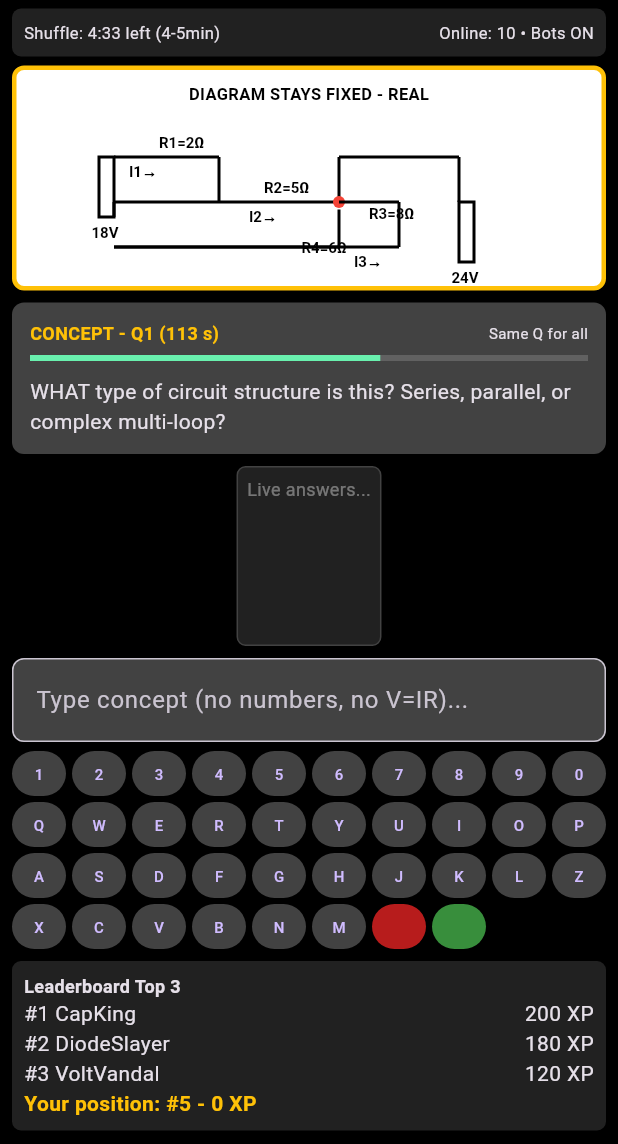
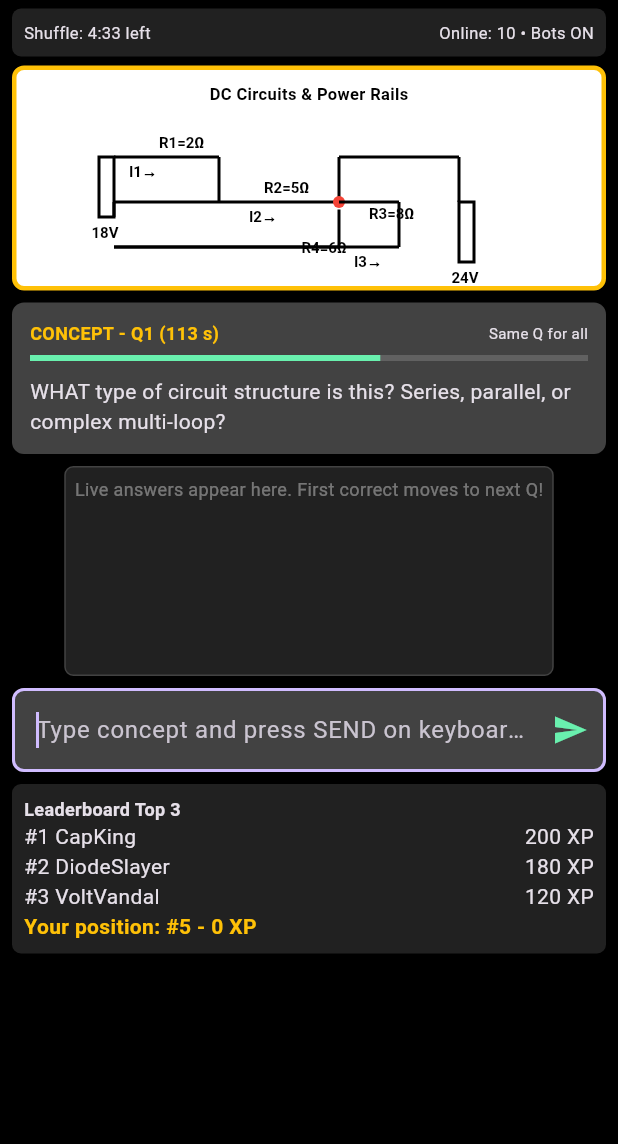
Before and after one commit to Equinoxant2026/Equinoxant, a Flutter app: the screen it shows after launch, on a phone screen of 412 x 824 dp, the part 92-1236 px from its top. Run offline on Flutter 3.47's test engine with Material 3 defaults, Android fonts, the phone set to English and light mode, and no system bars.

Commit message:
Implement ZisoTriviaScreen with trivia logic
Added ZisoTriviaScreen class with question handling and UI updates. Implemented timers and leaderboard functionality.

```diff
--- a/lib/main.dart
+++ b/lib/main.dart
@@ -14,6 +14,8 @@ class FeedItem { final String user; final String text; final bool correct; final
 class UserScore { String name; int score; UserScore(this.name,this.score); }
 class Question { final String type; final String text; final List<String> mustContain; Question(this.type,this.text,this.mustContain); }
 class SpeedQ { final String type; final String q; final String a; final List<String>? options; SpeedQ(this.type,this.q,this.a,[this.options]); }
+
+class ZisoTriviaScreen extends StatefulWidget { const ZisoTriviaScreen({super.key}); @override State<ZisoTriviaScreen> createState()=>_ZisoTriviaScreenState(); }
 
 class _ZisoTriviaScreenState extends State<ZisoTriviaScreen> {
   final topics = ["DC Circuits & Power Rails", "MOSFETs & VRM Section", "SMPS & TV Power Board", "T-Con & LVDS Cable", "Battery Charging"];
@@ -43,8 +45,10 @@ class _ZisoTriviaScreenState extends State<ZisoTriviaScreen> {
   String phase='concept';
   List<FeedItem> feed=[];
   TextEditingController inputCtrl=TextEditingController();
+  FocusNode inputFocus = FocusNode();
   List<UserScore> leaderboard=[UserScore("You",0),UserScore("VoltVandal",120),UserScore("SolderSista",90),UserScore("CapKing",200),UserScore("DiodeSlayer",180)];
   Timer? topicTimer, questionTimer;
+  bool questionLocked = false; // prevents multiple corrects
 
   @override void initState(){super.initState(); _startTopicTimer(); _startQuestionTimer();}
   int _getRandomTime()=>Random().nextInt(60)+240;
@@ -54,81 +58,133 @@ class _ZisoTriviaScreenState extends State<ZisoTriviaScreen> {
   SpeedQ get currentSpeedQ=>speedQuestions[qIndex%speedQuestions.length];
   bool _realAICheck(String a, Question q){String ans=a.toLowerCase();if(ans.length<8)return false;int m=q.mustContain.where((k)=>ans.contains(k)).length;return m>=1;}
 
-  void _startTopicTimer(){topicTimer?.cancel();topicTimer=Timer.periodic(const Duration(seconds:1),(t){setState((){if(topicTimeLeft<=1){topicIndex=_getRandomTopic(topicIndex);qIndex=0;phase='concept';feed=[];timer=120;topicTimeLeft=_getRandomTime();}else topicTimeLeft--;});});}
-  void _startQuestionTimer(){questionTimer?.cancel();questionTimer=Timer.periodic(const Duration(seconds:1),(t){setState((){if(timer<=1){if(phase=='concept'&&qIndex>=9){phase='speed';qIndex=0;timer=7;_triggerBot();return;}if(phase=='speed'){qIndex++;timer=7;}else{qIndex++;var next=conceptQuestions[qIndex%conceptQuestions.length];timer=next.type=='short'?90:next.type=='medium'?120:180;}_triggerBot();}else{timer--;if(phase=='speed'&&timer>7)timer=7;}});});}
-  void _triggerBot(){if(!botsEnabled||phase!='concept')return;Future.delayed(Duration(milliseconds:2000+Random().nextInt(2000)),(){if(!mounted)return;bool ok=Random().nextDouble()<0.666;String name=botNames[Random().nextInt(botNames.length)];bool first=!feed.any((f)=>f.firstGreen);setState((){feed.add(FeedItem(name,ok?"Conceptually, ${currentConceptQ.mustContain.first} - currents split":"Maybe series?",ok,ok&&first));if(ok)leaderboard.firstWhere((u)=>u.name==name).score+=10;});});}
-  void submitAnswer(){if(inputCtrl.text.trim().isEmpty)return;bool ok=phase=='concept'?_realAICheck(inputCtrl.text,currentConceptQ):inputCtrl.text.toLowerCase().trim()==currentSpeedQ.a.toLowerCase();bool first=ok&&!feed.any((f)=>f.firstGreen);setState((){feed.add(FeedItem("You",inputCtrl.text,ok,first,feedback:ok?feedbackCorrect[Random().nextInt(feedbackCorrect.length)]:"wrong!"));if(ok){myScore+=first?20:10;leaderboard.firstWhere((u)=>u.name=="You").score+=first?20:10;}});inputCtrl.clear();}
-  @override void dispose(){topicTimer?.cancel();questionTimer?.cancel();super.dispose();}
+  void _startTopicTimer(){topicTimer?.cancel();topicTimer=Timer.periodic(const Duration(seconds:1),(t){setState((){if(topicTimeLeft<=1){topicIndex=_getRandomTopic(topicIndex);qIndex=0;phase='concept';feed=[];timer=120;topicTimeLeft=_getRandomTime();questionLocked=false;}else topicTimeLeft--;});});}
+
+  void _startQuestionTimer(){questionTimer?.cancel();questionTimer=Timer.periodic(const Duration(seconds:1),(t){setState((){if(questionLocked) return; if(timer<=1){_goNextQuestion();}else{timer--;if(phase=='speed'&&timer>7)timer=7;}});});}
+
+  void _goNextQuestion() {
+    if (questionLocked) return;
+    setState(() {
+      if (phase=='concept' && qIndex>=9) { phase='speed'; qIndex=0; timer=7; }
+      else if (phase=='speed') { qIndex++; timer=7; }
+      else { qIndex++; var next=conceptQuestions[qIndex%conceptQuestions.length]; timer=next.type=='short'?90:next.type=='medium'?120:180; }
+      questionLocked = false;
+    });
+    _triggerBot();
+  }
+
+  void _triggerBot(){
+    if(!botsEnabled||phase!='concept'||questionLocked) return;
+    Future.delayed(Duration(milliseconds:2000+Random().nextInt(3000)),(){
+      if(!mounted||questionLocked) return;
+      bool ok=Random().nextDouble()<0.666;
+      String name=botNames[Random().nextInt(botNames.length)];
+      if (ok &&!questionLocked) {
+        bool first=!feed.any((f)=>f.firstGreen);
+        setState(() {
+          feed.add(FeedItem(name,"Conceptually, ${currentConceptQ.mustContain.first} - currents split",true,first, feedback: first? "FIRST! → Next Q in 1.5s" : feedbackCorrect[0]));
+          leaderboard.firstWhere((u)=>u.name==name).score+= first?20:10;
+          questionLocked = true;
+        });
+        Future.delayed(const Duration(milliseconds: 1500), () {
+          if (!mounted) return;
+          setState(() { feed=[]; });
+          _goNextQuestion();
+        });
+      } else {
+        setState(() { feed.add(FeedItem(name,"Maybe it's series?",false,false,feedback:"wrong!")); });
+      }
+    });
+  }
+
+  void submitAnswer(){
+    if(inputCtrl.text.trim().isEmpty || questionLocked) return;
+    bool ok=phase=='concept'?_realAICheck(inputCtrl.text,currentConceptQ):inputCtrl.text.toLowerCase().trim()==currentSpeedQ.a.toLowerCase();
+    if (ok) {
+      bool first=!feed.any((f)=>f.firstGreen);
+      setState(() {
+        feed.add(FeedItem("You",inputCtrl.text,true,first,feedback: first? "YOU FIRST! → Next Q in 1.5s" : feedbackCorrect[Random().nextInt(feedbackCorrect.length)]));
+        myScore+=first?20:10;
+        leaderboard.firstWhere((u)=>u.name=="You").score+=first?20:10;
+        questionLocked = true;
+      });
+      inputCtrl.clear();
+      // Move to next question after 1.5 sec for everyone to see who won
+      Future.delayed(const Duration(milliseconds: 1500), () {
+        if (!mounted) return;
+        setState(() { feed=[]; });
+        _goNextQuestion();
+      });
+    } else {
+      setState(() {
+        feed.add(FeedItem("You",inputCtrl.text,false,false,feedback:"wrong!"));
+      });
+      inputCtrl.clear();
+    }
+  }
+
+  @override void dispose(){topicTimer?.cancel();questionTimer?.cancel();inputFocus.dispose();super.dispose();}
 
   Widget _buildDiagram() {
-    // REAL DIAGRAM - changes with topicIndex
-    if (topicIndex==0) {
-      return CustomPaint(size: const Size(320, 110), painter: CircuitPainter1());
-    } else if (topicIndex==1) {
-      return CustomPaint(size: const Size(320, 110), painter: MosfetPainter());
-    } else if (topicIndex==2) {
-      return CustomPaint(size: const Size(320, 110), painter: SmpsPainter());
-    } else {
-      return CustomPaint(size: const Size(320, 110), painter: CircuitPainter1());
-    }
+    if (topicIndex==0) return CustomPaint(size: const Size(320, 110), painter: CircuitPainter1());
+    else if (topicIndex==1) return CustomPaint(size: const Size(320, 110), painter: MosfetPainter());
+    else return CustomPaint(size: const Size(320, 110), painter: SmpsPainter());
   }
 
   @override Widget build(BuildContext context){
     var sorted=[...leaderboard]..sort((a,b)=>b.score.compareTo(a.score));
     String qText=phase=='concept'?currentConceptQ.text:currentSpeedQ.q;
     double prog=phase=='speed'?timer/7:timer/180;
-    var keys="1234567890QWERTYUIOPASDFGHJKLZXCVBNM".split("");
     return Scaffold(backgroundColor: Colors.black, body: SafeArea(child: SingleChildScrollView(padding: const EdgeInsets.all(8), child: Column(children:[
       Container(padding: const EdgeInsets.all(12), decoration: BoxDecoration(gradient: const LinearGradient(colors: [Color(0xFF6A1B9A),Color(0xFF283593)]), borderRadius: BorderRadius.circular(8)), child: Row(mainAxisAlignment: MainAxisAlignment.spaceBetween, children:[const Text("Ziso Trivia",style:TextStyle(fontWeight:FontWeight.w900,fontSize:20)), Text("NQF 5 • ${topics[topicIndex]}",style: const TextStyle(fontSize:10))])),
       const SizedBox(height:6),
-      Container(padding: const EdgeInsets.all(8), decoration: BoxDecoration(color: const Color(0xFF212121), borderRadius: BorderRadius.circular(6)), child: Row(mainAxisAlignment: MainAxisAlignment.spaceBetween, children:[Text("Shuffle: ${topicTimeLeft~/60}:${(topicTimeLeft%60).toString().padLeft(2,'0')} left (4-5min)",style: const TextStyle(fontSize:11)), Text("Online: $onlineUsers ${botsEnabled?'• Bots ON':'• Bots OFF'}",style: const TextStyle(fontSize:11))])),
+      Container(padding: const EdgeInsets.all(8), decoration: BoxDecoration(color: const Color(0xFF212121), borderRadius: BorderRadius.circular(6)), child: Row(mainAxisAlignment: MainAxisAlignment.spaceBetween, children:[Text("Shuffle: ${topicTimeLeft~/60}:${(topicTimeLeft%60).toString().padLeft(2,'0')} left",style: const TextStyle(fontSize:11)), Text("Online: $onlineUsers ${botsEnabled?'• Bots ON':'• Bots OFF'}",style: const TextStyle(fontSize:11))])),
       const SizedBox(height:6),
-      Container(height: 150, width: double.infinity, padding: const EdgeInsets.all(8), decoration: BoxDecoration(color: Colors.white, borderRadius: BorderRadius.circular(8), border: Border.all(color: Colors.amber,width:3)), child: Column(children:[const Text("DIAGRAM STAYS FIXED - REAL",style:TextStyle(color:Colors.black,fontWeight:FontWeight.bold,fontSize:11)), const SizedBox(height:4), Expanded(child: _buildDiagram())])),
+      Container(height: 150, width: double.infinity, padding: const EdgeInsets.all(8), decoration: BoxDecoration(color: Colors.white, borderRadius: BorderRadius.circular(8), border: Border.all(color: Colors.amber,width:3)), child: Column(children:[Text(topics[topicIndex],style: const TextStyle(color:Colors.black,fontWeight:FontWeight.bold,fontSize:11)), const SizedBox(height:4), Expanded(child: _buildDiagram())])),
       const SizedBox(height:8),
-      Container(padding: const EdgeInsets.all(12), decoration: BoxDecoration(color: const Color(0xFF424242), borderRadius: BorderRadius.circular(8)), child: Column(crossAxisAlignment: CrossAxisAlignment.start, children:[Row(mainAxisAlignment: MainAxisAlignment.spaceBetween, children:[Text("${phase.toUpperCase()} - Q${qIndex+1} ${phase=='speed'?'(7s ONLY!)':'($timer s)'}",style: const TextStyle(color:Colors.amber,fontWeight:FontWeight.bold,fontSize:12)), const Text("Same Q for all",style:TextStyle(fontSize:10))]), const SizedBox(height:6), LinearProgressIndicator(value: prog.clamp(0,1), backgroundColor: Colors.grey[700], color: Colors.greenAccent), const SizedBox(height:10), Text(qText,style: const TextStyle(fontSize:14))])),
+      Container(padding: const EdgeInsets.all(12), decoration: BoxDecoration(color: const Color(0xFF424242), borderRadius: BorderRadius.circular(8)), child: Column(crossAxisAlignment: CrossAxisAlignment.start, children:[Row(mainAxisAlignment: MainAxisAlignment.spaceBetween, children:[Text("${phase.toUpperCase()} - Q${qIndex+1} ${phase=='speed'?'(7s ONLY!)':'($timer s)'} ${questionLocked?'• LOCKED - Next Q...' : ''}",style: const TextStyle(color:Colors.amber,fontWeight:FontWeight.bold,fontSize:12)), const Text("Same Q for all",style:TextStyle(fontSize:10))]), const SizedBox(height:6), LinearProgressIndicator(value: prog.clamp(0,1), backgroundColor: Colors.grey[700], color: questionLocked? Colors.orange : Colors.greenAccent), const SizedBox(height:10), Text(qText,style: const TextStyle(fontSize:14))])),
       const SizedBox(height:8),
-      Container(height: 120, padding: const EdgeInsets.all(6), decoration: BoxDecoration(color: const Color(0xFF212121), borderRadius: BorderRadius.circular(6), border: Border.all(color: Colors.grey.shade800)), child: feed.isEmpty? const Text("Live answers...",style:TextStyle(color:Colors.white38,fontSize:12)) : ListView.builder(itemCount: feed.length, itemBuilder: (c,i){var f=feed[i];return Container(margin: const EdgeInsets.only(bottom:4), padding: const EdgeInsets.all(4), decoration: BoxDecoration(color: f.firstGreen?Colors.green[700]:f.correct?const Color(0xFF424242):Colors.transparent, borderRadius: BorderRadius.circular(4)), child: Text("${f.user}: ${f.text} ${f.feedback!=null?'→ ${f.feedback}':''}",style:TextStyle(fontSize:12,color: f.firstGreen?Colors.white: f.correct?Colors.white:Colors.redAccent)));})),
+      Container(height: 140, padding: const EdgeInsets.all(6), decoration: BoxDecoration(color: const Color(0xFF212121), borderRadius: BorderRadius.circular(6), border: Border.all(color: Colors.grey.shade800)), child: feed.isEmpty? const Text("Live answers appear here. First correct moves to next Q!",style:TextStyle(color:Colors.white38,fontSize:12)) : ListView.builder(itemCount: feed.length, itemBuilder: (c,i){var f=feed[i];return Container(margin: const EdgeInsets.only(bottom:4), padding: const EdgeInsets.all(4), decoration: BoxDecoration(color: f.firstGreen?Colors.green[700]:f.correct?const Color(0xFF424242):Colors.transparent, borderRadius: BorderRadius.circular(4)), child: Text("${f.user}: ${f.text} ${f.feedback!=null?'→ ${f.feedback}':''} ${f.firstGreen?'[WINNER!]':''}",style:TextStyle(fontSize:12,color: f.firstGreen?Colors.white: f.correct?Colors.white:Colors.redAccent, fontWeight: f.firstGreen? FontWeight.bold : FontWeight.normal)));})),
       const SizedBox(height:8),
-      TextField(controller: inputCtrl, enableSuggestions: false, autocorrect: false, style: const TextStyle(color:Colors.white), decoration: InputDecoration(hintText: "Type concept (no numbers, no V=IR)...", filled: true, fillColor: const Color(0xFF424242), border: OutlineInputBorder(borderRadius: BorderRadius.circular(8)))),
-      const SizedBox(height:6),
-      GridView.builder(shrinkWrap: true, physics: const NeverScrollableScrollPhysics(), gridDelegate: const SliverGridDelegateWithFixedCrossAxisCount(crossAxisCount: 10, crossAxisSpacing: 4, mainAxisSpacing: 4, childAspectRatio: 1.2), itemCount: keys.length+2, itemBuilder: (c,i){if(i<keys.length)return ElevatedButton(style: ElevatedButton.styleFrom(padding: EdgeInsets.zero, backgroundColor: const Color(0xFF424242)), onPressed: ()=>setState(()=>inputCtrl.text+=keys[i]), child: Text(keys[i],style: const TextStyle(fontSize:10)));else if(i==keys.length)return ElevatedButton(style: ElevatedButton.styleFrom(backgroundColor: Colors.red[900]), onPressed: ()=>setState(()=>inputCtrl.text=inputCtrl.text.isNotEmpty?inputCtrl.text.substring(0,inputCtrl.text.length-1):""), child: const Text("DEL",style:TextStyle(fontSize:10)));else return ElevatedButton(style: ElevatedButton.styleFrom(backgroundColor: Colors.green[700]), onPressed: submitAnswer, child: const Text("SEND",style:TextStyle(fontSize:10)));}),
+      // PHONE KEYBOARD NOW
+      TextField(
+        controller: inputCtrl,
+        focusNode: inputFocus,
+        autofocus: true,
+        enableSuggestions: true,
+        autocorrect: true,
+        textInputAction: TextInputAction.send,
+        onSubmitted: (v)=>submitAnswer(),
+        style: const TextStyle(color:Colors.white),
+        decoration: InputDecoration(
+          hintText: "Type concept and press SEND on keyboard...",
+          filled: true,
+          fillColor: const Color(0xFF424242),
+          border: OutlineInputBorder(borderRadius: BorderRadius.circular(8)),
+          suffixIcon: IconButton(icon: const Icon(Icons.send, color: Colors.greenAccent), onPressed: submitAnswer)
+        )
+      ),
       const SizedBox(height:8),
       Container(width: double.infinity, padding: const EdgeInsets.all(8), decoration: BoxDecoration(color: const Color(0xFF212121), borderRadius: BorderRadius.circular(6)), child: Column(crossAxisAlignment: CrossAxisAlignment.start, children:[const Text("Leaderboard Top 3",style:TextStyle(fontWeight:FontWeight.bold,fontSize:12)),...sorted.take(3).map((u)=>Row(mainAxisAlignment: MainAxisAlignment.spaceBetween, children:[Text("#${sorted.indexOf(u)+1} ${u.name}"), Text("${u.score} XP")])), Text("Your position: #${sorted.indexWhere((u)=>u.name=='You')+1} - $myScore XP",style: const TextStyle(color:Colors.amber,fontWeight:FontWeight.bold))]))
     ]))));
   }
 }
 
-// --- REAL CIRCUIT PAINTERS ---
-
 class CircuitPainter1 extends CustomPainter {
   @override void paint(Canvas canvas, Size size) {
     var paint = Paint()..color=Colors.black..strokeWidth=2..style=PaintingStyle.stroke;
     var textPainter = (String t, Offset o){var tp=TextPainter(text:TextSpan(text:t,style:const TextStyle(color:Colors.black,fontSize:10,fontWeight:FontWeight.bold)), textDirection:TextDirection.ltr);tp.layout();tp.paint(canvas,o);};
-    // 18V Battery left
-    canvas.drawRect(const Rect.fromLTWH(20, 30, 10, 40), paint);
-    textPainter("18V", const Offset(15, 75));
-    // 24V Battery right bottom
-    canvas.drawRect(const Rect.fromLTWH(260, 60, 10, 40), paint);
-    textPainter("24V", const Offset(255, 105));
-    // Wires + Resistors R1,R2,R3,R4
+    canvas.drawRect(const Rect.fromLTWH(20, 30, 10, 40), paint); textPainter("18V", const Offset(15, 75));
+    canvas.drawRect(const Rect.fromLTWH(260, 60, 10, 40), paint); textPainter("24V", const Offset(255, 105));
     canvas.drawLine(const Offset(30,30), const Offset(100,30), paint); textPainter("R1=2Ω", const Offset(60,15));
-    canvas.drawLine(const Offset(100,30), const Offset(100,60), paint);
-    canvas.drawLine(const Offset(100,60), const Offset(30,60), paint);
-    canvas.drawLine(const Offset(30,60), const Offset(30,70), paint);
+    canvas.drawLine(const Offset(100,30), const Offset(100,60), paint); canvas.drawLine(const Offset(100,60), const Offset(30,60), paint); canvas.drawLine(const Offset(30,60), const Offset(30,70), paint);
     canvas.drawLine(const Offset(100,60), const Offset(180,60), paint); textPainter("R2=5Ω", const Offset(130,45));
-    canvas.drawLine(const Offset(180,60), const Offset(180,30), paint);
-    canvas.drawLine(const Offset(180,30), const Offset(260,30), paint);
-    canvas.drawLine(const Offset(260,30), const Offset(260,60), paint);
-    // Junction at 180,60
+    canvas.drawLine(const Offset(180,60), const Offset(180,30), paint); canvas.drawLine(const Offset(180,30), const Offset(260,30), paint); canvas.drawLine(const Offset(260,30), const Offset(260,60), paint);
     canvas.drawCircle(const Offset(180,60), 4, Paint()..color=Colors.red);
-    // R3 branch
     canvas.drawLine(const Offset(180,60), const Offset(220,60), paint); textPainter("R3=8Ω", const Offset(200,62));
-    canvas.drawLine(const Offset(220,60), const Offset(220,90), paint);
-    canvas.drawLine(const Offset(220,90), const Offset(30,90), paint);
-    // R4 branch
+    canvas.drawLine(const Offset(220,60), const Offset(220,90), paint); canvas.drawLine(const Offset(220,90), const Offset(30,90), paint);
     canvas.drawLine(const Offset(180,65), const Offset(180,90), paint); textPainter("R4=6Ω", const Offset(155,85));
     canvas.drawLine(const Offset(180,90), const Offset(30,90), paint);
-    // Arrows I1,I2,I3
     textPainter("I1→", const Offset(40,32)); textPainter("I2→", const Offset(120,62)); textPainter("I3→", const Offset(190,92));
   }
   @override bool shouldRepaint(covariant CustomPainter oldDelegate)=>false;
@@ -140,8 +196,7 @@ class MosfetPainter extends CustomPainter {
     canvas.drawRect(const Rect.fromLTWH(40,20,60,50), paint); tp("Dual MOSFET", const Offset(45,5));
     canvas.drawRect(const Rect.fromLTWH(140,30,30,30), paint); tp("L=Coil", const Offset(140,10));
     canvas.drawRect(const Rect.fromLTWH(210,20,60,50), paint); tp("CPU CORE", const Offset(220,5));
-    canvas.drawLine(const Offset(100,45), const Offset(140,45), paint); canvas.drawLine(const Offset(170,45), const Offset(210,45), paint);
-    tp("VRM", const Offset(120,70));
+    canvas.drawLine(const Offset(100,45), const Offset(140,45), paint); canvas.drawLine(const Offset(170,45), const Offset(210,45), paint); tp("VRM", const Offset(120,70));
   }
   @override bool shouldRepaint(covariant CustomPainter oldDelegate)=>false;
 }
@@ -157,5 +212,3 @@ class SmpsPainter extends CustomPainter {
   }
   @override bool shouldRepaint(covariant CustomPainter oldDelegate)=>false;
 }
-
-class ZisoTriviaScreen extends StatefulWidget { const ZisoTriviaScreen({super.key}); @override State<ZisoTriviaScreen> createState()=>_ZisoTriviaScreenState(); }
```
